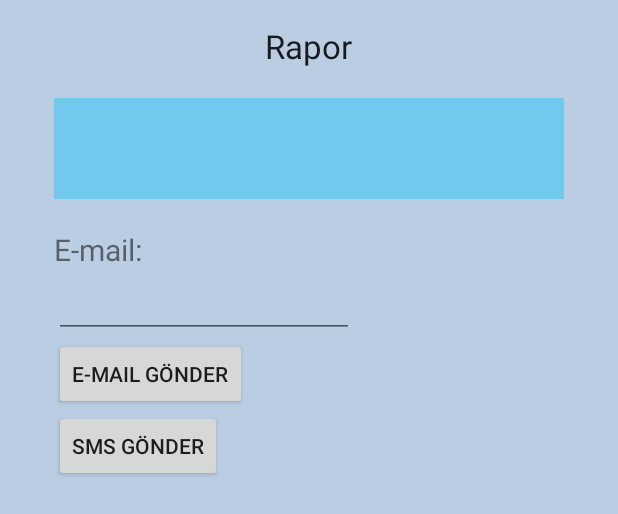
After one commit to ColorUp/SenBulDiyabetKolaylassin, an Android app: the layout activity_send_report.xml on its own in the app's theme, with its tools: preview values and no code run, on a phone screen of 412 x 824 dp. The commit adds this screen. Shown: the top 514 px of the screen. Run offline under Robolectric (Android 15) with nearby library versions, the phone set to English and light mode, and no system bars.

Commit message:
Rapor Gönderme Sayfası Eklendi

```diff
--- /dev/null
+++ b/app/src/main/res/layout/activity_send_report.xml
@@ -0,0 +1,62 @@
+<LinearLayout xmlns:android="http://schemas.android.com/apk/res/android"
+    xmlns:tools="http://schemas.android.com/tools" android:layout_width="match_parent"
+    android:layout_height="match_parent" android:paddingLeft="@dimen/activity_horizontal_margin"
+    android:paddingRight="@dimen/activity_horizontal_margin"
+    android:paddingTop="@dimen/activity_vertical_margin"
+    android:paddingBottom="@dimen/activity_vertical_margin"
+    tools:context="com.mycodeyourproject.senbuldiyabetkolaylassin.SendReport"
+    android:orientation="vertical">
+
+    <TextView
+        android:layout_width="wrap_content"
+        android:layout_height="wrap_content"
+        android:textAppearance="?android:attr/textAppearanceLarge"
+        android:text="Rapor"
+        android:id="@+id/textView"
+        android:layout_gravity="center_horizontal" />
+
+    <EditText
+        android:layout_width="match_parent"
+        android:layout_height="wrap_content"
+        android:inputType="textMultiLine"
+        android:ems="10"
+        android:id="@+id/raporText"
+        android:scrollbars="vertical"
+        android:background="#6400c3ff"
+        android:layout_margin="20dp"
+        android:lines="3"/>
+
+    <TextView
+        android:layout_width="wrap_content"
+        android:layout_height="wrap_content"
+        android:text="E-mail:"
+        android:id="@+id/textView2"
+        android:textSize="20sp"
+        android:layout_marginLeft="20dp" />
+
+    <EditText
+        android:layout_width="200dp"
+        android:layout_height="wrap_content"
+        android:id="@+id/mailEdittext"
+        android:inputType="textEmailAddress"
+        android:layout_marginLeft="20dp"/>
+
+    <Button
+        android:layout_width="wrap_content"
+        android:layout_height="wrap_content"
+        android:text="E-mail Gönder"
+        android:id="@+id/mailButton"
+        android:layout_marginLeft="20dp"
+        android:onClick="buttonAction" />
+
+    <Button
+        android:layout_width="wrap_content"
+        android:layout_height="wrap_content"
+        android:text="SMS GÖNDER"
+        android:id="@+id/smsButton"
+        android:layout_marginLeft="20dp"
+        android:onClick="buttonAction" />
+
+
+
+</LinearLayout>
--- a/app/src/main/res/values/strings.xml
+++ b/app/src/main/res/values/strings.xml
@@ -203,5 +203,6 @@
     <string name="custom_notification">Şekerini ölç!</string>
     <string name="title_activity_signup">SignupActivity</string>
     <string name="facebook_app_id">817672744967667</string>
+    <string name="title_activity_send_report">Rapor Gönder</string>
 
 </resources>
```
Also changed, not shown: app/src/main/AndroidManifest.xml (+31 -31 lines), app/src/main/java/com/mycodeyourproject/senbuldiyabetkolaylassin/SendReport.java (added, +78 -0 lines), app/src/main/res/menu/menu_send_report.xml (added, +7 -0 lines), 1 other file.
